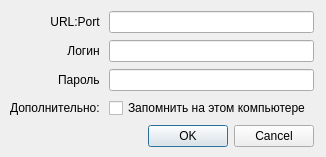
First picture: the form in EPAccessManager/logindialog.ui, repository termy1989/EPAccess, before the edit.
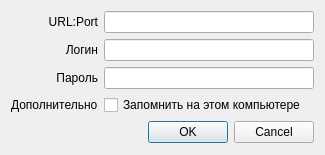
Second picture: the form after the edit.

Patch:
```diff
--- a/EPAccessManager/logindialog.ui
+++ b/EPAccessManager/logindialog.ui
@@ -6,37 +6,44 @@
    <rect>
     <x>0</x>
     <y>0</y>
-    <width>326</width>
-    <height>157</height>
+    <width>325</width>
+    <height>155</height>
    </rect>
   </property>
   <property name="windowTitle">
    <string>Авторизация</string>
   </property>
-  <widget class="QWidget" name="layoutWidget">
-   <property name="geometry">
-    <rect>
-     <x>10</x>
-     <y>10</y>
-     <width>304</width>
-     <height>138</height>
-    </rect>
-   </property>
    <layout class="QGridLayout" name="gridLayout">
-    <item row="2" column="0">
-     <widget class="QLabel" name="label_password">
+   <item row="0" column="0">
+    <widget class="QLabel" name="label_url">
       <property name="text">
-       <string>Пароль </string>
+      <string>URL:Port</string>
       </property>
       <property name="alignment">
        <set>Qt::AlignmentFlag::AlignRight|Qt::AlignmentFlag::AlignTrailing|Qt::AlignmentFlag::AlignVCenter</set>
       </property>
      </widget>
     </item>
+   <item row="0" column="1">
+    <widget class="QLineEdit" name="lineEdit_url"/>
+   </item>
     <item row="1" column="0">
      <widget class="QLabel" name="label_login">
       <property name="text">
-       <string>Логин </string>
+      <string>Логин</string>
+     </property>
+     <property name="alignment">
+      <set>Qt::AlignmentFlag::AlignRight|Qt::AlignmentFlag::AlignTrailing|Qt::AlignmentFlag::AlignVCenter</set>
+     </property>
+    </widget>
+   </item>
+   <item row="1" column="1">
+    <widget class="QLineEdit" name="lineEdit_login"/>
+   </item>
+   <item row="2" column="0">
+    <widget class="QLabel" name="label_password">
+     <property name="text">
+      <string>Пароль</string>
       </property>
       <property name="alignment">
        <set>Qt::AlignmentFlag::AlignRight|Qt::AlignmentFlag::AlignTrailing|Qt::AlignmentFlag::AlignVCenter</set>
@@ -50,22 +57,10 @@
       </property>
      </widget>
     </item>
-    <item row="1" column="1">
-     <widget class="QLineEdit" name="lineEdit_login"/>
-    </item>
-    <item row="0" column="1">
-     <widget class="QLineEdit" name="lineEdit_url"/>
-    </item>
-    <item row="0" column="0">
-     <widget class="QLabel" name="label_url">
-      <property name="layoutDirection">
-       <enum>Qt::LayoutDirection::LeftToRight</enum>
-      </property>
+   <item row="3" column="0">
+    <widget class="QLabel" name="label_advanced">
       <property name="text">
-       <string>URL:Port </string>
-      </property>
-      <property name="alignment">
-       <set>Qt::AlignmentFlag::AlignRight|Qt::AlignmentFlag::AlignTrailing|Qt::AlignmentFlag::AlignVCenter</set>
+      <string>Дополнительно</string>
       </property>
      </widget>
     </item>
@@ -76,7 +71,7 @@
       </property>
      </widget>
     </item>
-    <item row="4" column="1">
+   <item row="4" column="0" colspan="2">
      <widget class="QDialogButtonBox" name="buttonBox">
       <property name="orientation">
        <enum>Qt::Orientation::Horizontal</enum>
@@ -86,15 +81,7 @@
       </property>
      </widget>
     </item>
-    <item row="3" column="0">
-     <widget class="QLabel" name="label_advanced">
-      <property name="text">
-       <string>Дополнительно: </string>
-      </property>
-     </widget>
-    </item>
-   </layout>
-  </widget>
+  </layout>
  </widget>
  <resources/>
  <connections>
```
Lines whose indentation alone changed are shown as unchanged.
